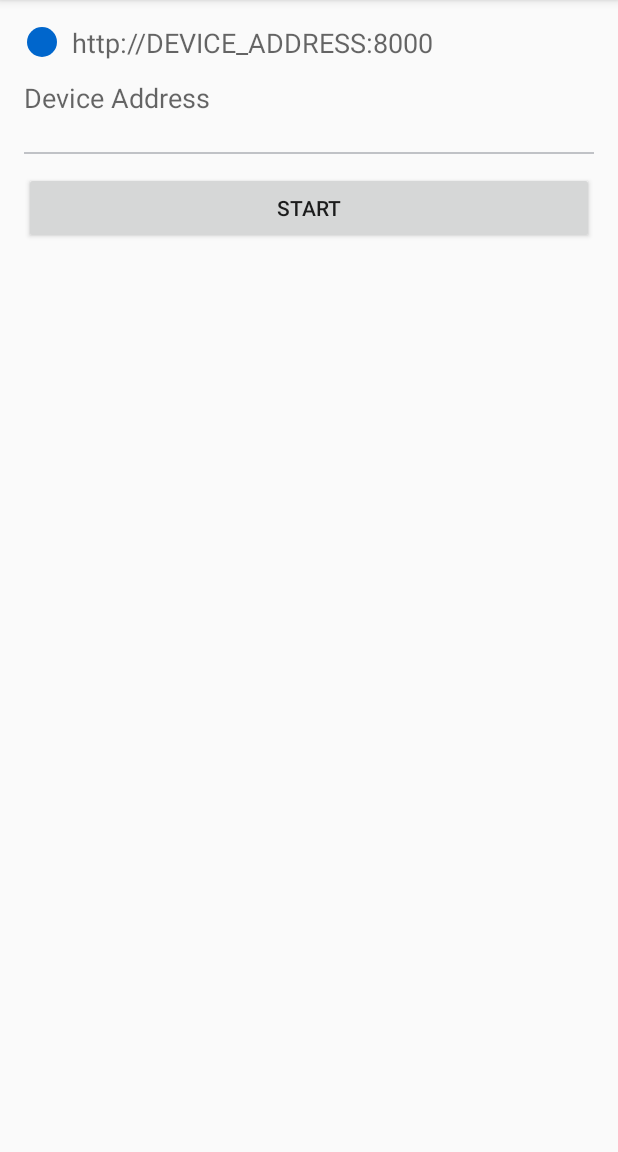
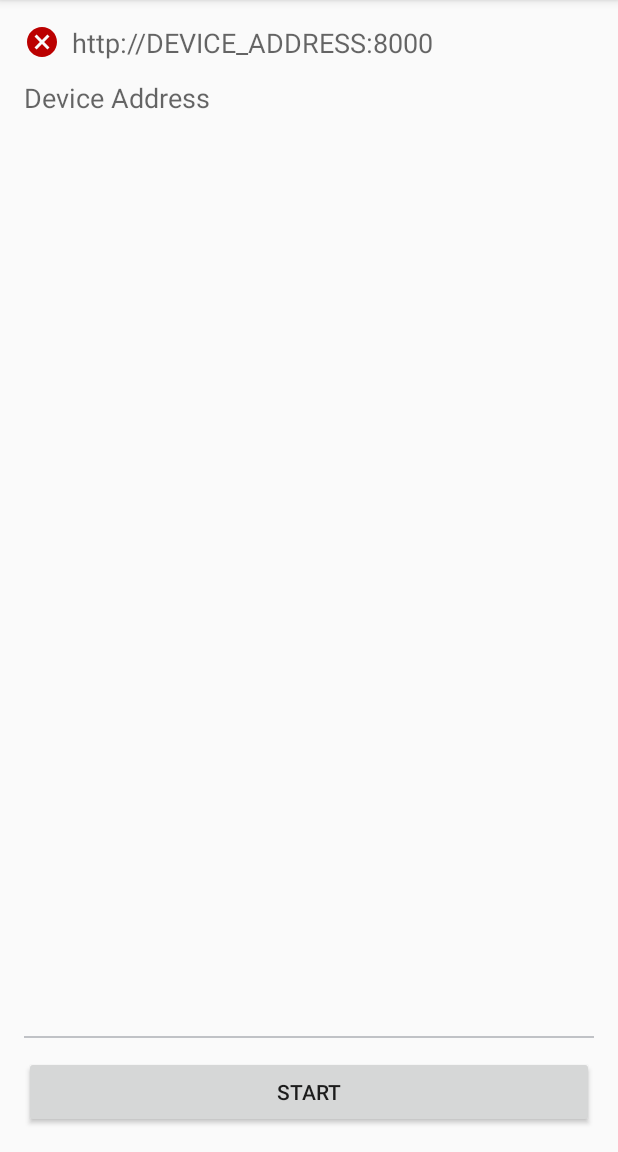
Before and after one commit to ninetymiles/qly-android, an Android app: the screen it shows after launch (MainActivity), on a phone screen of 412 x 824 dp, the part 84-1236 px from its top. Run offline under Robolectric (Android 15) with nearby library versions, the phone set to English and light mode, and no system bars; our stand-ins replace androidx.preference; libraries missing offline, so code that uses them is left out: ch.qos.logback, org.slf4j; 35 statements that could not run were skipped.

Commit message:
Refine layout, let the start button align to bottom, and update the status icon correctly

```diff
--- a/app/src/main/java/com/rex/qly/MainFragment.java
+++ b/app/src/main/java/com/rex/qly/MainFragment.java
@@ -11,6 +11,7 @@ import android.view.LayoutInflater;
 import android.view.View;
 import android.view.ViewGroup;
 import android.widget.Button;
+import android.widget.ImageView;
 
 import androidx.annotation.NonNull;
 import androidx.annotation.Nullable;
@@ -42,6 +43,7 @@ public class MainFragment extends Fragment {
     public enum State { STOPPED, STOPPING, STARTED, STARTING }
     private State mState = State.STOPPED;
 
+    private ImageView mImageStatus;
     private Button mButton;
 
     @Override
@@ -54,6 +56,8 @@ public class MainFragment extends Fragment {
         super.onViewCreated(view, savedInstanceState);
         sLogger.trace("");
 
+        mImageStatus = view.findViewById(R.id.main_image_status);
+
         mAddrAdapter = new MainAddrAdapter(R.layout.fragment_main_addr_item);
         RecyclerView recyclerView = (RecyclerView) view.findViewById(R.id.main_addr_recycler);
         recyclerView.setAdapter(mAddrAdapter);
@@ -61,7 +65,7 @@ public class MainFragment extends Fragment {
 
         mButton = view.findViewById(R.id.main_button);
         mButton.setOnClickListener(mOnClickListener);
-        invalidateButton();
+        invalidateUIState();
     }
 
     @Override
@@ -77,9 +81,9 @@ public class MainFragment extends Fragment {
                 sLogger.trace("state:{} error:{}", state, error);
                 switch (state) {
                 case STARTING: postState(State.STARTING); break;
-                case STARTED: postState(State.STARTED);   break;
+                case STARTED:  postState(State.STARTED);  break;
                 case STOPPING: postState(State.STOPPING); break;
-                case STOPPED: postState(State.STOPPED);   break;
+                case STOPPED:  postState(State.STOPPED);  break;
                 }
             }
         });
@@ -114,27 +118,31 @@ public class MainFragment extends Fragment {
         getActivity().runOnUiThread(new Runnable() {
             @Override
             public void run() {
-                invalidateButton();
+                invalidateUIState();
             }
         });
     }
 
     @UiThread
-    private void invalidateButton() {
+    private void invalidateUIState() {
         switch (mState) {
         case STARTED:
             mButton.setEnabled(true);
             mButton.setText(R.string.button_stop);
+            mImageStatus.setImageResource(R.drawable.ic_success_24dp);
             break;
         case STARTING:
             mButton.setEnabled(false);
+            mImageStatus.setImageResource(R.drawable.ic_process_24dp);
             break;
         case STOPPED:
             mButton.setEnabled(true);
             mButton.setText(R.string.button_start);
+            mImageStatus.setImageResource(R.drawable.ic_failed_24dp);
             break;
         case STOPPING:
             mButton.setEnabled(false);
+            mImageStatus.setImageResource(R.drawable.ic_process_24dp);
             break;
         }
     }
--- a/app/src/main/res/layout/fragment_main.xml
+++ b/app/src/main/res/layout/fragment_main.xml
@@ -1,21 +1,17 @@
 <?xml version="1.0" encoding="utf-8"?>
-<androidx.core.widget.NestedScrollView xmlns:android="http://schemas.android.com/apk/res/android"
+<LinearLayout xmlns:android="http://schemas.android.com/apk/res/android"
     xmlns:app="http://schemas.android.com/apk/res-auto"
     xmlns:tools="http://schemas.android.com/tools"
-    android:layout_width="match_parent"
-    android:layout_height="match_parent"
-    app:layout_behavior="@string/appbar_scrolling_view_behavior"
-    tools:context="com.rex.qly.MainActivity"
-    tools:showIn="@layout/activity_main">
-
-    <LinearLayout
     android:layout_width="match_parent"
     android:layout_height="match_parent"
     android:orientation="vertical"
     android:paddingLeft="@dimen/activity_horizontal_margin"
     android:paddingTop="@dimen/activity_vertical_margin"
     android:paddingRight="@dimen/activity_horizontal_margin"
-        android:paddingBottom="@dimen/activity_vertical_margin">
+    android:paddingBottom="@dimen/activity_vertical_margin"
+    app:layout_behavior="@string/appbar_scrolling_view_behavior"
+    tools:context="com.rex.qly.MainActivity"
+    tools:showIn="@layout/activity_main">
 
     <LinearLayout
         android:layout_width="match_parent"
@@ -25,9 +21,10 @@
         android:orientation="horizontal">
 
         <ImageView
+            android:id="@+id/main_image_status"
             android:layout_width="wrap_content"
             android:layout_height="wrap_content"
-                android:src="@drawable/ic_process_24dp" />
+            android:src="@drawable/ic_failed_24dp" />
 
         <TextView
             android:layout_width="match_parent"
@@ -71,4 +68,3 @@
         android:text="@string/button_start" />
 
 </LinearLayout>
-</androidx.core.widget.NestedScrollView>
```
Lines whose indentation alone changed are shown as unchanged.
